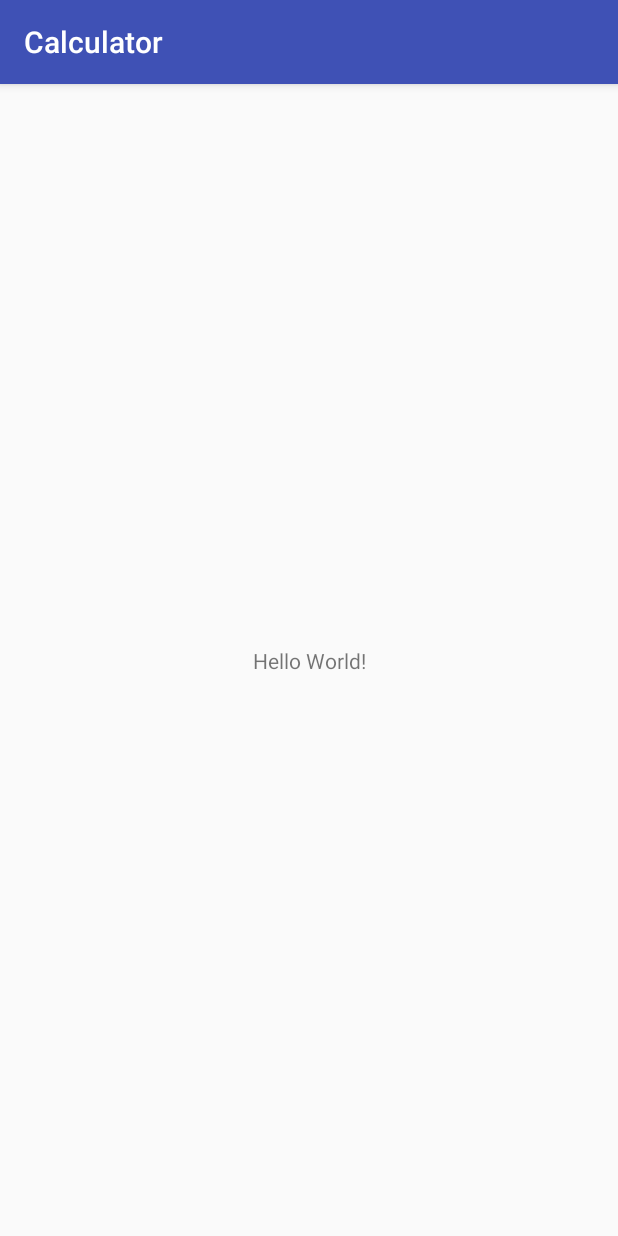
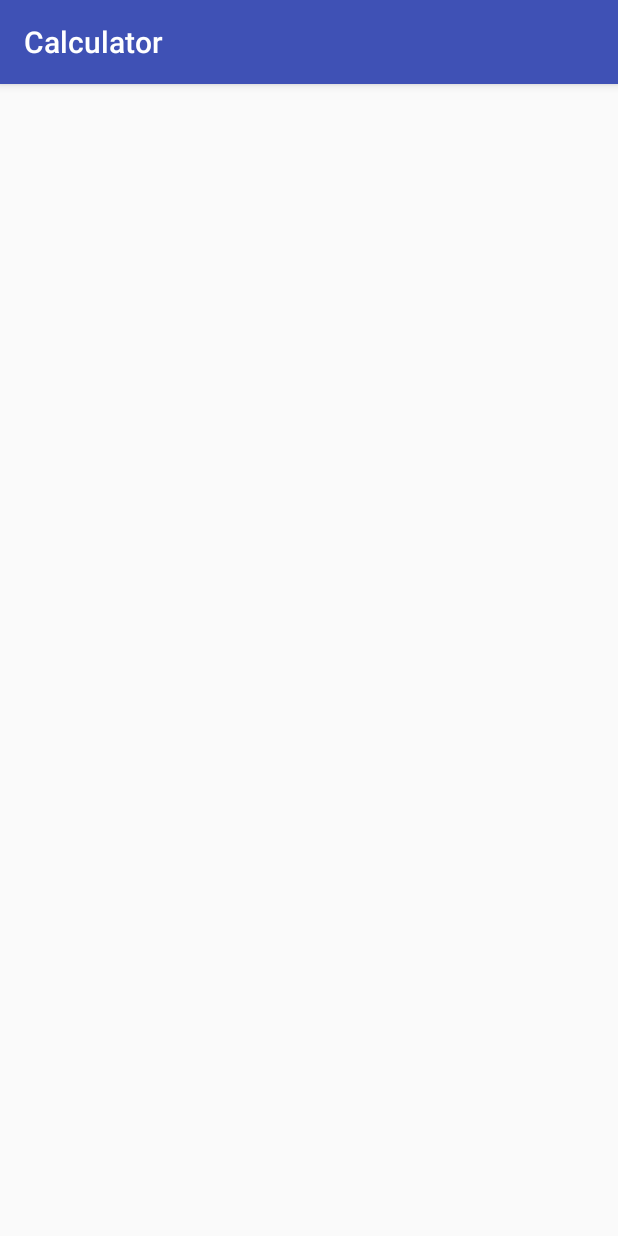
Before and after one commit to csd123074/Calculator, an Android app: the screen it shows after launch (MainActivity), on a phone screen of 412 x 824 dp. Run offline under Robolectric (Android 15) with nearby library versions, the phone set to English and light mode, and no system bars.

Commit message:
18.09.18 calc1

```diff
--- a/app/build.gradle
+++ b/app/build.gradle
@@ -20,7 +20,7 @@ android {
 
 dependencies {
     implementation fileTree(dir: 'libs', include: ['*.jar'])
-    implementation 'com.android.support:appcompat-v7:28.0.0-rc02'
+    implementation 'com.android.support:appcompat-v7:28.0.0-alpha1'
     implementation 'com.android.support.constraint:constraint-layout:1.1.3'
     testImplementation 'junit:junit:4.12'
     androidTestImplementation 'com.android.support.test:runner:1.0.2'
--- a/app/src/main/java/com/example/nj_ba/calculator/MainActivity.java
+++ b/app/src/main/java/com/example/nj_ba/calculator/MainActivity.java
@@ -4,6 +4,22 @@ import android.support.v7.app.AppCompatActivity;
 import android.os.Bundle;
 
 public class MainActivity extends AppCompatActivity {
+    protected  double ans = 0.; //Answer
+
+    protected  void inputNum(){
+
+    }
+
+    double op4(double x) {
+        return 0.;
+
+    }
+    double matchOp(double x){
+        return 0.;
+    }
+    void printNum(double x){
+
+    }
 
     @Override
     protected void onCreate(Bundle savedInstanceState) {
--- a/app/src/main/res/layout/activity_main.xml
+++ b/app/src/main/res/layout/activity_main.xml
@@ -6,13 +6,4 @@
     android:layout_height="match_parent"
     tools:context=".MainActivity">
 
-    <TextView
-        android:layout_width="wrap_content"
-        android:layout_height="wrap_content"
-        android:text="Hello World!"
-        app:layout_constraintBottom_toBottomOf="parent"
-        app:layout_constraintLeft_toLeftOf="parent"
-        app:layout_constraintRight_toRightOf="parent"
-        app:layout_constraintTop_toTopOf="parent" />
-
 </android.support.constraint.ConstraintLayout>
```
